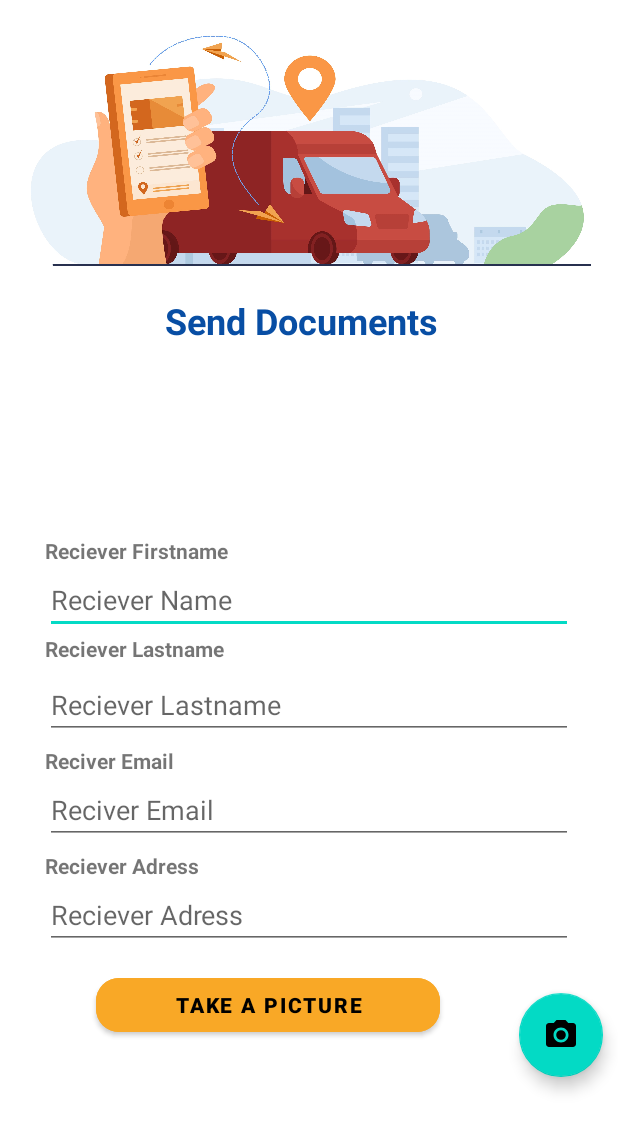
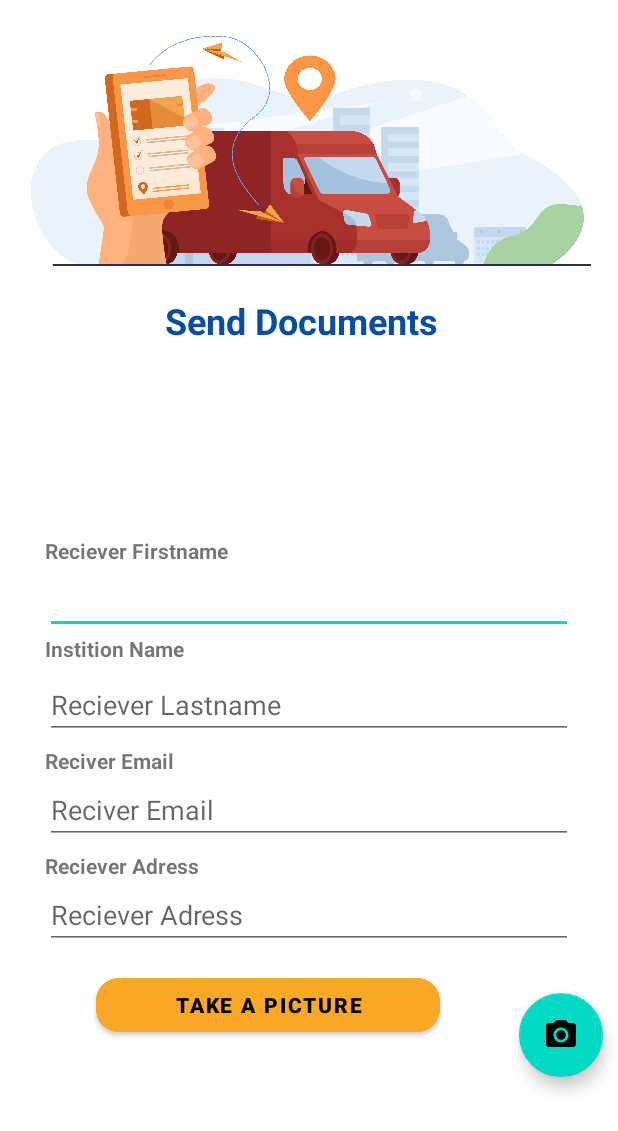
Before and after one commit to DevoirEnGroupe/MesajemFinal, an Android app: the SendActivity screen opened directly, with no data from a screen before it, on a phone screen of 412 x 824 dp. Shown: the top 1131 px of the screen. Run offline under Robolectric (Android 15) with nearby library versions, the phone set to English and light mode, and no system bars; libraries missing offline, so code that uses them is left out: com.parse, org.parceler.

Commit message:
modify PayFragment, SendActivity (.java and .xml)

```diff
--- a/app/src/main/java/ht/mesajem/mesajem/Activities/SendActivity.java
+++ b/app/src/main/java/ht/mesajem/mesajem/Activities/SendActivity.java
@@ -21,6 +21,7 @@ import android.os.Environment;
 import android.provider.MediaStore;
 import android.util.Log;
 import android.view.View;
+import android.widget.AutoCompleteTextView;
 import android.widget.Button;
 import android.widget.EditText;
 import android.widget.ImageView;
@@ -57,7 +58,7 @@ public class SendActivity extends AppCompatActivity {
     TextView tvsiyati;
     TextView tvimel;
     TextView tvnon;
-    EditText etnon;
+    AutoCompleteTextView etnon;
     EditText etimel;
     EditText etadress;
     EditText etsiyati;
--- a/app/src/main/java/ht/mesajem/mesajem/Fragments/PayementFragment.java
+++ b/app/src/main/java/ht/mesajem/mesajem/Fragments/PayementFragment.java
@@ -19,7 +19,6 @@ import ht.mesajem.mesajem.R;
 public class PayementFragment extends Fragment {
 
     Button btpayement;
-    TextView tvpay;
     TextView tvmount;
 
 
@@ -41,8 +40,6 @@ public class PayementFragment extends Fragment {
         super.onViewCreated(view, savedInstanceState);
         btpayement= view.findViewById(R.id.btpayement);
         tvmount = view.findViewById(R.id.tvmount);
-        tvpay = view.findViewById(R.id.tvpay);
-
 
 
         btpayement.setOnClickListener(new View.OnClickListener() {
--- a/app/src/main/res/layout/activity_send.xml
+++ b/app/src/main/res/layout/activity_send.xml
@@ -92,7 +92,7 @@
                 android:layout_marginStart="30dp"
                 android:layout_marginTop="65dp"
                 android:gravity="top"
-                android:text="Reciever Lastname"
+                android:text="Instition Name"
                 android:textStyle="bold" />
 
             <TextView
@@ -105,7 +105,7 @@
                 android:text="Reciever Firstname"
                 android:textStyle="bold" />
 
-            <EditText
+            <AutoCompleteTextView
                 android:id="@+id/etnon"
                 android:layout_width="380dp"
                 android:layout_height="45dp"
@@ -113,8 +113,11 @@
                 android:layout_marginStart="30dp"
                 android:layout_marginTop="20dp"
                 android:layout_marginEnd="30dp"
-                android:hint="Reciever Name"
-                android:inputType="" />
+                android:ems="10"
+                android:text="">
+                <requestFocus />
+            </AutoCompleteTextView>
+
 
             <EditText
                 android:id="@+id/etsiyati"
```
